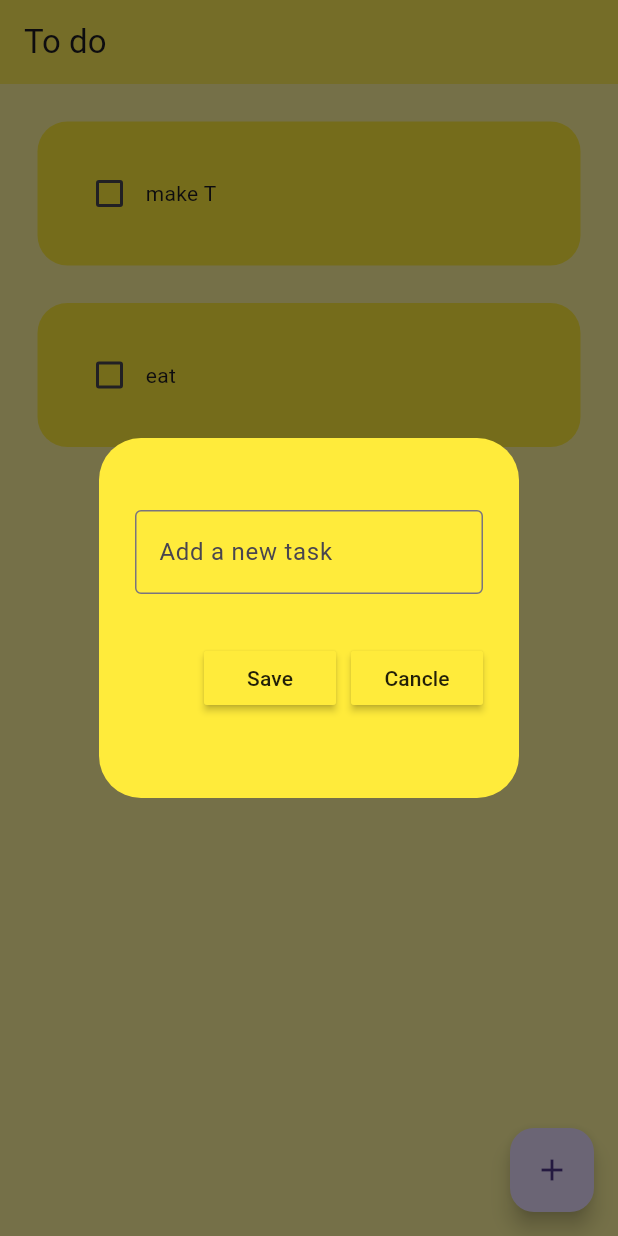
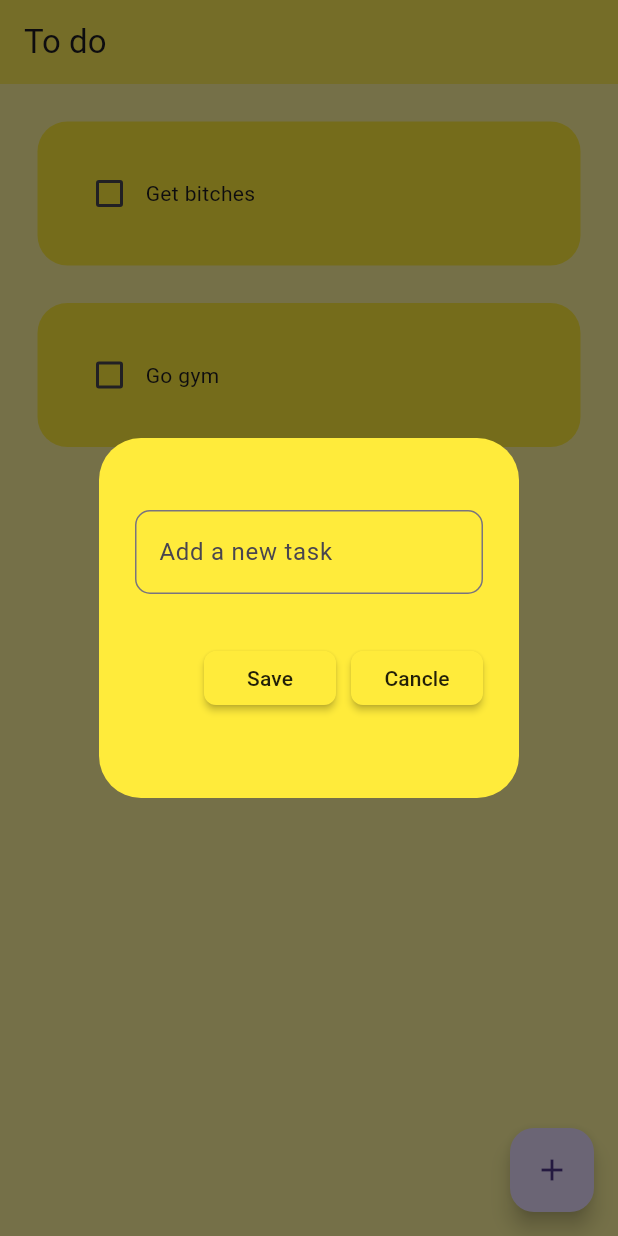
Before and after one commit to Spikree/To-do-list-in-flutter-2-, a Flutter app: the screen it shows after launch, after a tap on the "add" icon, on a phone screen of 412 x 824 dp. Run offline on Flutter 3.47's test engine with Material 3 defaults, Android fonts, the phone set to English and light mode, and no system bars; drawn by our look-alikes of flutter_slidable; our stand-ins replace hive_flutter; accounts and stored records are empty.

Commit message:
second commit

```diff
--- a/lib/components/dialogBox.dart
+++ b/lib/components/dialogBox.dart
@@ -24,7 +24,9 @@ class DialogBox extends StatelessWidget {
             TextField(
               controller: controller,
               decoration: InputDecoration(
-                  border: OutlineInputBorder(), hintText: "Add a new task"),
+                  border: OutlineInputBorder(
+                      borderRadius: BorderRadius.circular(10)),
+                  hintText: "Add a new task"),
             ),
             Row(
               mainAxisAlignment: MainAxisAlignment.end,
--- a/lib/components/myButton.dart
+++ b/lib/components/myButton.dart
@@ -11,6 +11,9 @@ class MyButton extends StatelessWidget {
       onPressed: onPressed,
       color: Colors.yellow,
       child: Text(text),
+      shape: RoundedRectangleBorder(
+        borderRadius: BorderRadius.circular(8),
+      ),
     );
   }
 }
--- a/lib/components/todo_tile.dart
+++ b/lib/components/todo_tile.dart
@@ -1,19 +1,34 @@
 import 'package:flutter/material.dart';
+import 'package:flutter_slidable/flutter_slidable.dart';
 
 class ToDoTile extends StatelessWidget {
   final String taskName;
   final bool taskCompleted;
   Function(bool?)? onChanged;
+  Function(BuildContext)? deleteFunction;
   ToDoTile(
       {super.key,
       required this.taskName,
       required this.taskCompleted,
-      required this.onChanged});
+      required this.onChanged,
+      required this.deleteFunction});
 
   @override
   Widget build(BuildContext context) {
     return Padding(
       padding: const EdgeInsets.only(left: 25.0, right: 25, top: 25),
+      child: Slidable(
+        endActionPane: ActionPane(
+          motion: StretchMotion(),
+          children: [
+            SlidableAction(
+              onPressed: deleteFunction,
+              icon: Icons.delete,
+              backgroundColor: Colors.red,
+              borderRadius: BorderRadius.circular(15),
+            )
+          ],
+        ),
         child: Container(
           padding: EdgeInsets.all(24),
           child: Row(
@@ -33,6 +48,7 @@ class ToDoTile extends StatelessWidget {
             borderRadius: BorderRadius.circular(20),
           ),
         ),
+      ),
     );
   }
 }
--- /dev/null
+++ b/lib/data/database.dart
@@ -0,0 +1,21 @@
+import 'package:hive_flutter/hive_flutter.dart';
+
+class ToDODataBase {
+  List toDoList = [];
+  final _myBox = Hive.box('Mybox');
+
+  void createInitialData() {
+    toDoList = [
+      ["Get bitches", false],
+      ["Go gym", false]
+    ];
+  }
+
+  void loadData() {
+    toDoList = _myBox.get("TODOLIST");
+  }
+
+  void updateDataBase() {
+    _myBox.put("TODOLIST", toDoList);
+  }
+}
--- a/lib/homepage.dart
+++ b/lib/homepage.dart
@@ -1,6 +1,8 @@
 import 'package:flutter/material.dart';
+import 'package:hive_flutter/hive_flutter.dart';
 import 'package:to_do_list/components/dialogBox.dart';
 import 'package:to_do_list/components/todo_tile.dart';
+import 'package:to_do_list/data/database.dart';
 
 class HomePage extends StatefulWidget {
   const HomePage({super.key});
@@ -10,25 +12,36 @@ class HomePage extends StatefulWidget {
 }
 
 class _HomePageState extends State<HomePage> {
+  final _Mybox = Hive.box('Mybox');
   final _controller = TextEditingController();
+  ToDODataBase db = ToDODataBase();
 
-  List toDoList = [
-    ["make T", false],
-    ["eat", false],
-  ];
+  @override
+  void initState() {
+    if (_Mybox.get("TODOLIST") == null) {
+      db.createInitialData();
+    } else {
+      db.loadData();
+    }
+    // TODO: implement initState
+    super.initState();
+  }
+
   bool? value;
   void checkBoxChanged(value, int index) {
     setState(() {
-      toDoList[index][1] = !toDoList[index][1];
+      db.toDoList[index][1] = !db.toDoList[index][1];
     });
+    db.updateDataBase();
   }
 
   void saveNewTask() {
     setState(() {
-      toDoList.add([_controller.text, false]);
+      db.toDoList.add([_controller.text, false]);
       _controller.clear();
     });
     Navigator.of(context).pop();
+    db.updateDataBase();
   }
 
   void createNewTask() {
@@ -42,6 +55,13 @@ class _HomePageState extends State<HomePage> {
         );
       },
     );
+  }
+
+  void deleteTask(int index) {
+    setState(() {
+      db.toDoList.removeAt(index);
+    });
+    db.updateDataBase();
   }
 
   @override
@@ -58,12 +78,13 @@ class _HomePageState extends State<HomePage> {
         child: Icon(Icons.add),
       ),
       body: ListView.builder(
-        itemCount: toDoList.length,
+        itemCount: db.toDoList.length,
         itemBuilder: (context, index) {
           return ToDoTile(
-            taskName: toDoList[index][0],
-            taskCompleted: toDoList[index][1],
+            taskName: db.toDoList[index][0],
+            taskCompleted: db.toDoList[index][1],
             onChanged: (vlaue) => checkBoxChanged(value, index),
+            deleteFunction: (context) => deleteTask(index),
           );
         },
       ),
--- a/lib/main.dart
+++ b/lib/main.dart
@@ -1,7 +1,13 @@
 import 'package:flutter/material.dart';
+import 'package:hive_flutter/hive_flutter.dart';
+
 import 'package:to_do_list/homepage.dart';
 
-void main() {
+void main() async {
+  await Hive.initFlutter();
+
+  var box = await Hive.openBox('Mybox');
+
   runApp(const MyApp());
 }
 
--- a/pubspec.yaml
+++ b/pubspec.yaml
@@ -30,15 +30,20 @@ environment:
 dependencies:
   flutter:
     sdk: flutter
+  hive: ^2.2.3
+  hive_flutter: ^1.1.0
 
 
   # The following adds the Cupertino Icons font to your application.
   # Use with the CupertinoIcons class for iOS style icons.
   cupertino_icons: ^1.0.2
+  flutter_slidable: ^1.2.0
 
 dev_dependencies:
   flutter_test:
     sdk: flutter
+  hive_generator: ^1.1.3
+  build_runner: ^2.1.11
 
   # The "flutter_lints" package below contains a set of recommended lints to
   # encourage good coding practices. The lint set provided by the package is
```
Also changed, not shown: pubspec.lock, 1 other file. Lines whose indentation alone changed are shown as unchanged.
